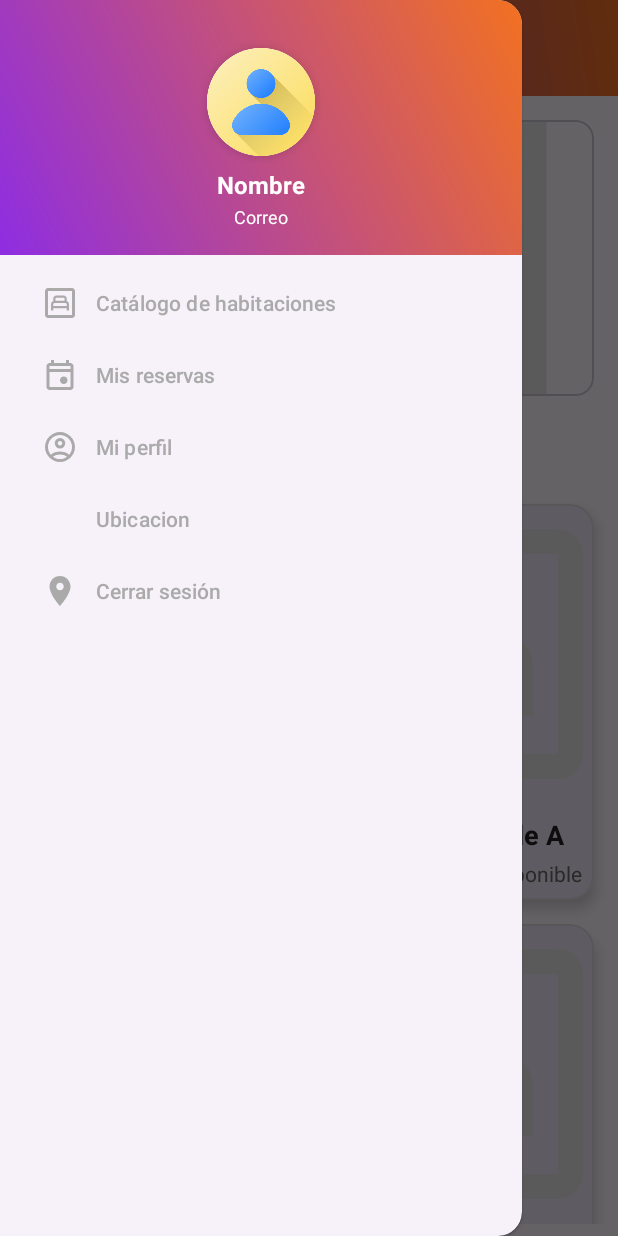
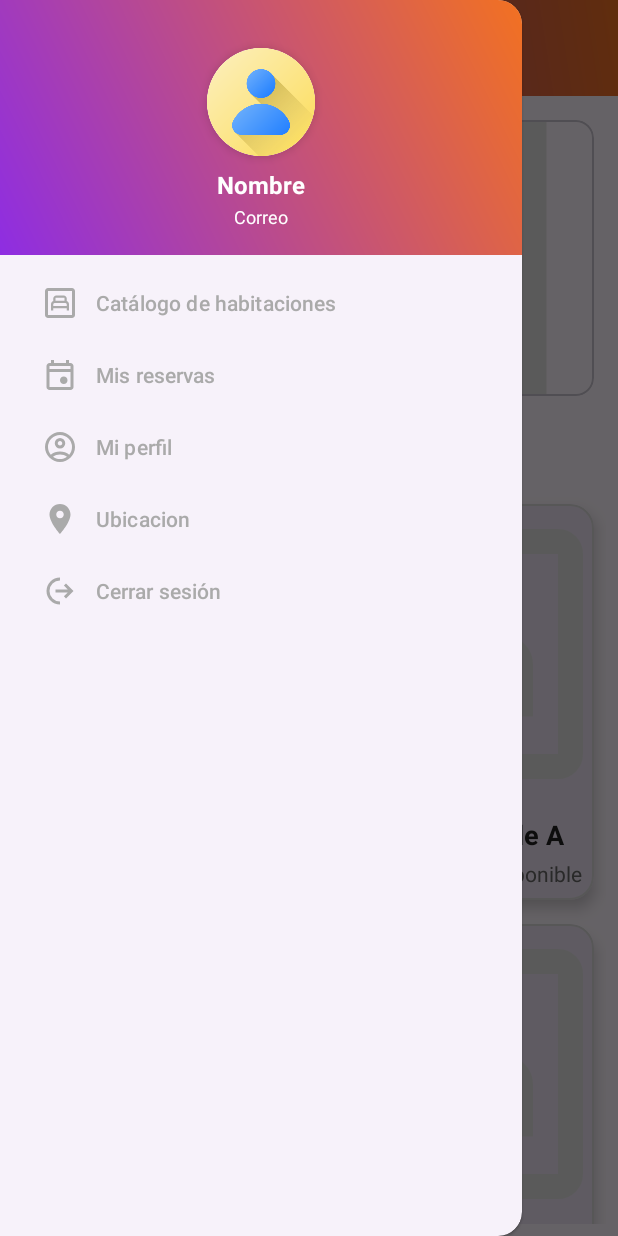
Before and after one commit to nandoxts/MyRoomy, an Android app: the DashboardActivity screen opened directly, with no data from a screen before it, with the side drawer open, on a phone screen of 412 x 824 dp. Run offline under Robolectric (Android 15) with nearby library versions, the phone set to English and light mode, and no system bars; pictures from the network do not load.

Commit message:
fix: Ajust icon svg  menu admin and client

```diff
--- a/app/src/main/res/drawable/ic_logout.xml
+++ b/app/src/main/res/drawable/ic_logout.xml
@@ -1,20 +1,13 @@
-<vector xmlns:android="http://schemas.android.com/apk/res/android"
+<vector xmlns:android="http://schemas.android.com/apk/res/android" xmlns:aapt="http://schemas.android.com/aapt"
+    android:viewportWidth="960"
+    android:viewportHeight="960"
     android:width="24dp"
-    android:height="24dp"
-    android:viewportWidth="24"
-    android:viewportHeight="24">
-    <path
-        android:fillColor="#E3E3E3"
-        android:pathData="M12,2
-            C8.13,2 5,5.13 5,9
-            C5,14.25 12,22 12,22
-            C12,22 19,14.25 19,9
-            C19,5.13 15.87,2 12,2
-            Z
-            M12,11.5
-            C10.62,11.5 9.5,10.38 9.5,9
-            C9.5,7.62 10.62,6.5 12,6.5
-            C13.38,6.5 14.5,7.62 14.5,9
-            C14.5,10.38 13.38,11.5 12,11.5
-            Z"/>
+    android:height="24dp">
+    <group
+        android:translateX="-0"
+        android:translateY="960">
+        <path
+            android:pathData="M480 -120q-75 0 -140.5 -28.5t-114 -77q-48.5 -48.5 -77 -114T120 -480q0 -75 28.5 -140.5t77 -114q48.5 -48.5 114 -77T480 -840v80q-117 0 -198.5 81.5T200 -480q0 117 81.5 198.5T480 -200v80Zm160 -160l-56 -57 103 -103H360v-80h327L584 -624l56 -56 200 200 -200 200Z"
+            android:fillColor="#E3E3E3" />
+    </group>
 </vector>
--- a/app/src/main/res/drawable/ic_ubigeo.xml
+++ b/app/src/main/res/drawable/ic_ubigeo.xml
@@ -1,4 +1,20 @@
-<?xml version="1.0" encoding="utf-8"?>
-<selector xmlns:android="http://schemas.android.com/apk/res/android">
-
-</selector>
+<vector xmlns:android="http://schemas.android.com/apk/res/android"
+    android:width="24dp"
+    android:height="24dp"
+    android:viewportWidth="24"
+    android:viewportHeight="24">
+    <path
+        android:fillColor="#E3E3E3"
+        android:pathData="M12,2
+            C8.13,2 5,5.13 5,9
+            C5,14.25 12,22 12,22
+            C12,22 19,14.25 19,9
+            C19,5.13 15.87,2 12,2
+            Z
+            M12,11.5
+            C10.62,11.5 9.5,10.38 9.5,9
+            C9.5,7.62 10.62,6.5 12,6.5
+            C13.38,6.5 14.5,7.62 14.5,9
+            C14.5,10.38 13.38,11.5 12,11.5
+            Z"/>
+</vector>
```
Also changed, not shown: app/src/main/java/com/example/myroomy/dashboard/fragments/UbicacionFragment.kt (+24 -1 lines), app/src/main/res/layout/fragment_ubicacion.xml (added, +12 -0 lines).
